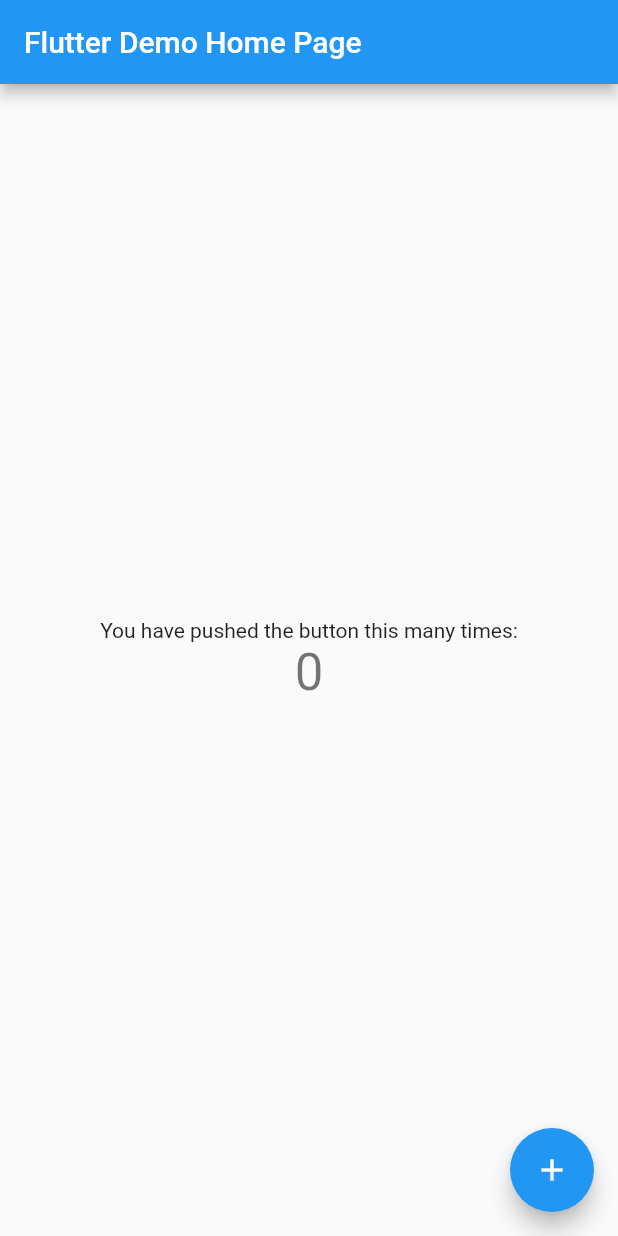
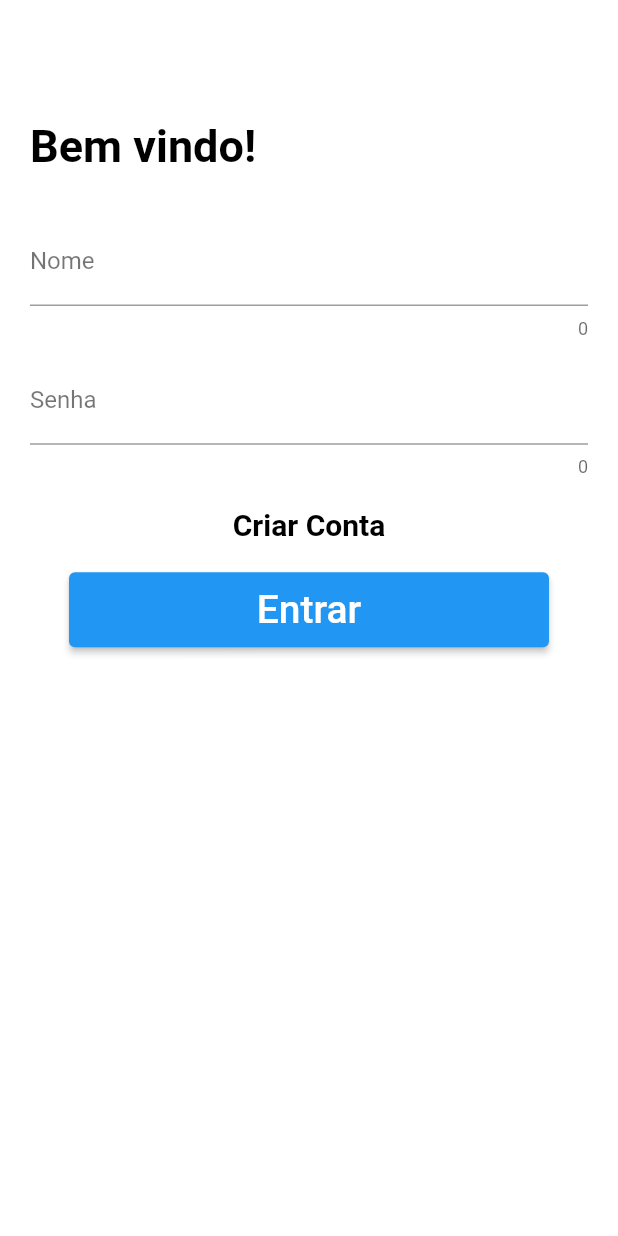
Before and after one commit to mateus-lm/Requisitos2021.1-E-Gado, a Flutter app: the screen it shows after launch, on a phone screen of 412 x 824 dp. Run offline on Flutter 3.47's test engine with Material 2 defaults, Android fonts, the phone set to English and light mode, and no system bars; Roboto replaces fonts that are missing (PT Sans).

Commit message:
Iniciando Projeto

```diff
--- /dev/null
+++ b/lib/Componentes/MyWidgets.dart
@@ -0,0 +1,117 @@
+import 'package:flutter/material.dart';
+
+class MyWidgets {
+  final Color gangGray = Color.fromRGBO(51, 51, 51, 1.0);
+
+  Widget caixaTexto(
+    String texto,{
+    final inputCon,
+    bool numberPad = false,
+    bool isObscure = false,
+    int maxLength = TextField.noMaxLength,
+    TextInputType textInput = TextInputType.text,
+    String errorText,
+    bool enabled = true,
+    Widget suffixIcon,
+  }) {
+    return Container(
+      padding: EdgeInsets.only(bottom: 11.5),
+      child: TextField(
+        enabled: enabled,
+        controller: inputCon,
+        keyboardType: textInput,
+        maxLength: maxLength,
+        obscureText: isObscure,
+        decoration: InputDecoration(
+          border: UnderlineInputBorder(),
+          disabledBorder:
+              UnderlineInputBorder(borderSide: BorderSide(color: Colors.blue)),
+          labelStyle: TextStyle(color: Colors.black54),
+          labelText: texto,
+          errorText: errorText,
+          suffixIcon: suffixIcon,
+        ),
+        //controller: _textEditingController,
+      ),
+    );
+  }
+
+  Widget button(String label, double largura, double altura, double fontSize,
+      Color cor, Function onPressedAction, {Color textColor}) {
+    return Padding(
+      padding: EdgeInsets.only(bottom: 11.5),
+      child: SizedBox(
+        width: largura,
+        height: altura,
+        child: ElevatedButton(
+          style: ElevatedButton.styleFrom(primary: cor),
+          onPressed: () {
+            onPressedAction();
+          },
+          child: Text(
+            label,
+            style: TextStyle(fontSize: fontSize, color: textColor),
+          ),
+        ),
+      ),
+    );
+  }
+  Widget textButton(String label, double largura, double altura,
+      double fontSize, Color cor, Function onPressedAction) {
+    return Padding(
+      padding: EdgeInsets.only(bottom: 11.5),
+      child: SizedBox(
+        width: largura,
+        height: altura,
+        child: TextButton(
+          onPressed: () {
+            onPressedAction();
+          },
+          child: Text(
+            label,
+            style: TextStyle(
+              fontSize: fontSize,
+              color: cor,
+              fontWeight: FontWeight.bold,
+            ),
+          ),
+        ),
+      ),
+    );
+  }
+
+  Widget borderButton(String label, double altura, double fontSize, Color cor,
+      IconData arrow, Function onPressed,
+      {Icon icon}) {
+    return Padding(
+      padding: EdgeInsets.only(bottom: 0),
+      child: SizedBox(
+        height: altura,
+        child: OutlinedButton(
+          style: OutlinedButton.styleFrom(side: BorderSide(color: gangGray)),
+          onPressed: onPressed,
+          child: Row(
+            mainAxisAlignment: MainAxisAlignment.spaceBetween,
+            children: [
+              Row(mainAxisAlignment: MainAxisAlignment.start, children: [
+                if (icon != null) icon,
+                Padding(
+                  padding: EdgeInsets.only(left: 8),
+                  child: Text(
+                    label,
+                    style: TextStyle(
+                      fontSize: fontSize,
+                      color: gangGray,
+                      fontWeight: FontWeight.bold,
+                    ),
+                  ),
+                )
+              ]),
+              Icon(arrow, size: 30, color: cor),
+            ],
+          ),
+        ),
+      ),
+    );
+  }
+}
--- /dev/null
+++ b/lib/loginScreen.dart
@@ -0,0 +1,40 @@
+import 'package:dev/Componentes/MyWidgets.dart';
+import 'package:flutter/material.dart';
+
+class LoginMenu extends StatelessWidget {
+
+  @override
+  Widget build(BuildContext context) {
+    return Scaffold(
+    backgroundColor: Colors.white,
+    body: Container(
+      padding: EdgeInsets.only(left: 20.0,right: 20.0, top: 30.0),
+      child: Column(
+        children: [
+          Container(
+            padding: EdgeInsets.only(top: 50.0, bottom: 30),
+            alignment: Alignment.topLeft,
+            child: Text('Bem vindo!', textAlign: TextAlign.left, style: TextStyle(
+              color: Colors.black,
+              fontSize: 30,
+              fontFamily: 'PT Sans',
+              fontWeight: FontWeight.bold,
+            ),),
+          ),
+          MyWidgets().caixaTexto('Nome'),
+          MyWidgets().caixaTexto('Senha'),
+          MyWidgets().textButton('Criar Conta', 200, 40, 20, Colors.black,
+                () {
+              print("Tela de registro");
+            }),
+          MyWidgets().button('Entrar', 320.0, 50.0, 26, Theme.of(context).primaryColor, (){
+            print("Entrar");
+            // Navigator.push(context,
+            //       MaterialPageRoute(builder: (context) => MainScreen()));
+          }),
+
+        ],
+      ),
+    ),);
+  }
+}
--- a/lib/main.dart
+++ b/lib/main.dart
@@ -1,113 +1,16 @@
 import 'package:flutter/material.dart';
+import './loginScreen.dart';
 
 void main() {
   runApp(MyApp());
 }
 
 class MyApp extends StatelessWidget {
-  // This widget is the root of your application.
   @override
   Widget build(BuildContext context) {
     return MaterialApp(
-      title: 'Flutter Demo',
-      theme: ThemeData(
-        // This is the theme of your application.
-        //
-        // Try running your application with "flutter run". You'll see the
-        // application has a blue toolbar. Then, without quitting the app, try
-        // changing the primarySwatch below to Colors.green and then invoke
-        // "hot reload" (press "r" in the console where you ran "flutter run",
-        // or simply save your changes to "hot reload" in a Flutter IDE).
-        // Notice that the counter didn't reset back to zero; the application
-        // is not restarted.
-        primarySwatch: Colors.blue,
-      ),
-      home: MyHomePage(title: 'Flutter Demo Home Page'),
+      debugShowCheckedModeBanner: false,
+      home: LoginMenu(),
     );
   }
 }
-
-class MyHomePage extends StatefulWidget {
-  MyHomePage({Key key, this.title}) : super(key: key);
-
-  // This widget is the home page of your application. It is stateful, meaning
-  // that it has a State object (defined below) that contains fields that affect
-  // how it looks.
-
-  // This class is the configuration for the state. It holds the values (in this
-  // case the title) provided by the parent (in this case the App widget) and
-  // used by the build method of the State. Fields in a Widget subclass are
-  // always marked "final".
-
-  final String title;
-
-  @override
-  _MyHomePageState createState() => _MyHomePageState();
-}
-
-class _MyHomePageState extends State<MyHomePage> {
-  int _counter = 0;
-
-  void _incrementCounter() {
-    setState(() {
-      // This call to setState tells the Flutter framework that something has
-      // changed in this State, which causes it to rerun the build method below
-      // so that the display can reflect the updated values. If we changed
-      // _counter without calling setState(), then the build method would not be
-      // called again, and so nothing would appear to happen.
-      _counter++;
-    });
-  }
-
-  @override
-  Widget build(BuildContext context) {
-    // This method is rerun every time setState is called, for instance as done
-    // by the _incrementCounter method above.
-    //
-    // The Flutter framework has been optimized to make rerunning build methods
-    // fast, so that you can just rebuild anything that needs updating rather
-    // than having to individually change instances of widgets.
-    return Scaffold(
-      appBar: AppBar(
-        // Here we take the value from the MyHomePage object that was created by
-        // the App.build method, and use it to set our appbar title.
-        title: Text(widget.title),
-      ),
-      body: Center(
-        // Center is a layout widget. It takes a single child and positions it
-        // in the middle of the parent.
-        child: Column(
-          // Column is also a layout widget. It takes a list of children and
-          // arranges them vertically. By default, it sizes itself to fit its
-          // children horizontally, and tries to be as tall as its parent.
-          //
-          // Invoke "debug painting" (press "p" in the console, choose the
-          // "Toggle Debug Paint" action from the Flutter Inspector in Android
-          // Studio, or the "Toggle Debug Paint" command in Visual Studio Code)
-          // to see the wireframe for each widget.
-          //
-          // Column has various properties to control how it sizes itself and
-          // how it positions its children. Here we use mainAxisAlignment to
-          // center the children vertically; the main axis here is the vertical
-          // axis because Columns are vertical (the cross axis would be
-          // horizontal).
-          mainAxisAlignment: MainAxisAlignment.center,
-          children: <Widget>[
-            Text(
-              'You have pushed the button this many times:',
-            ),
-            Text(
-              '$_counter',
-              style: Theme.of(context).textTheme.headline4,
-            ),
-          ],
-        ),
-      ),
-      floatingActionButton: FloatingActionButton(
-        onPressed: _incrementCounter,
-        tooltip: 'Increment',
-        child: Icon(Icons.add),
-      ), // This trailing comma makes auto-formatting nicer for build methods.
-    );
-  }
-}
```
